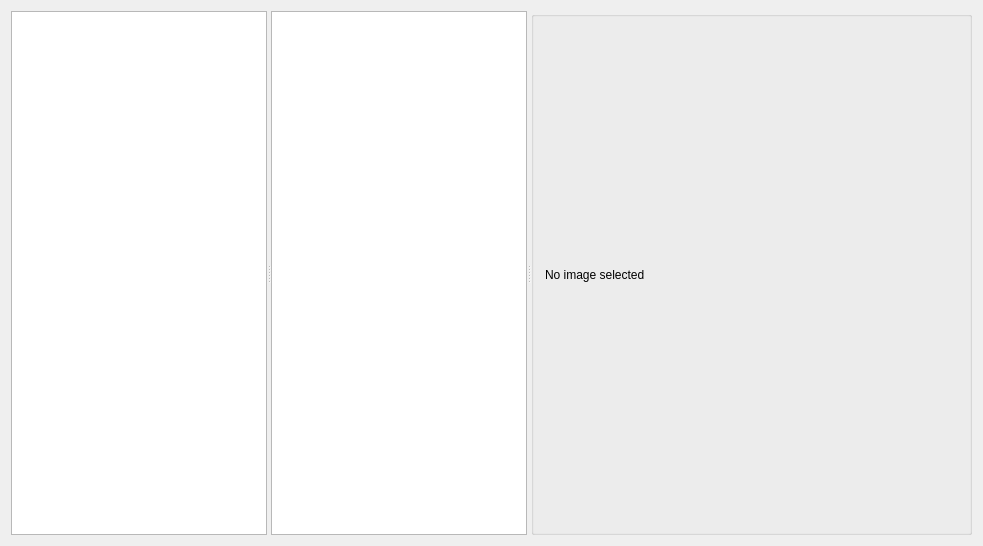
This is SymbolScanner/WinImageSelector.ui in veeman/SymbolScanner as Qt 5 draws it before an edit. The edited form follows.
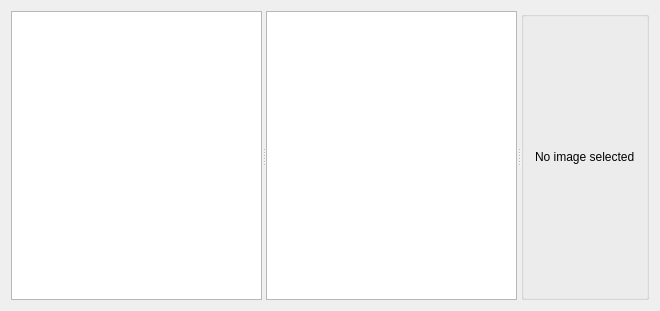
This is the edited form. Custom widgets are drawn as their Qt base class.

Commit message: Seperate ImageLoader

```diff
--- a/SymbolScanner/WinImageSelector.ui
+++ b/SymbolScanner/WinImageSelector.ui
@@ -6,8 +6,8 @@
    <rect>
     <x>0</x>
     <y>0</y>
-    <width>983</width>
-    <height>546</height>
+    <width>660</width>
+    <height>311</height>
    </rect>
   </property>
   <property name="windowTitle">
@@ -16,7 +16,7 @@
   <property name="description" stdset="0">
    <string>This wizard will help you to extract all icons from your image files.
 Therefore select the folder with the images which you want to process.
-Optimal are images in A4 format with a resolution of 150 dpi.
+Optimal are images in ISO A4 format with a resolution of 150 dpi.
 If you are done press next.</string>
   </property>
   <layout class="QHBoxLayout" name="horizontalLayout_2">
```
Left out of the diff: 10 changed lines with no effect on the pictures. The commit also changes 10 other files.
